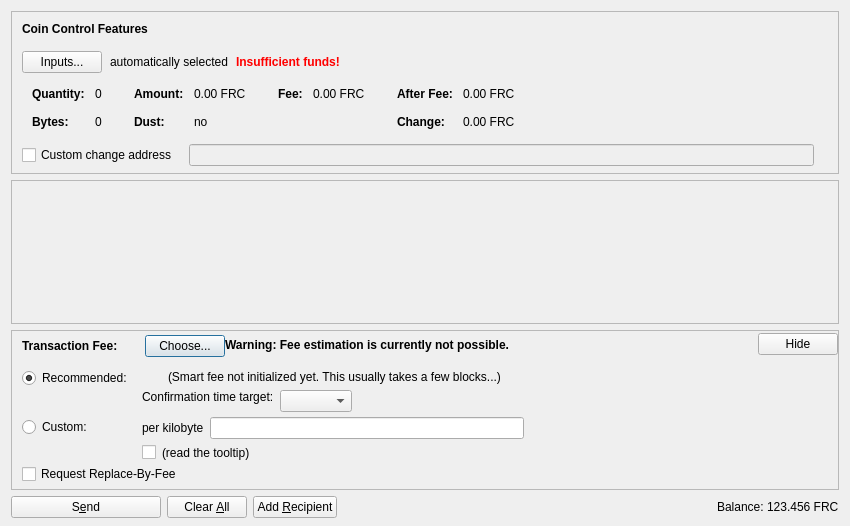
Old version of the form src/qt/forms/sendcoinsdialog.ui in the repository tradecraftio/tradecraft.
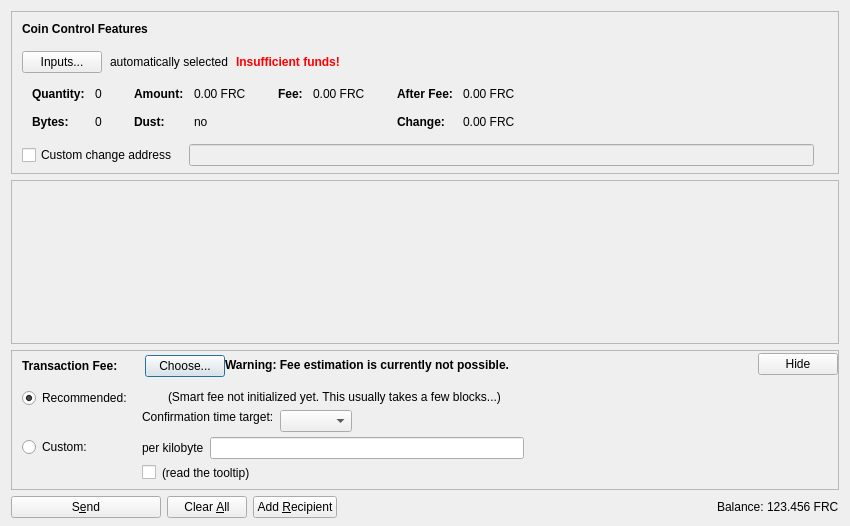
New version of the form. Icons and pictures are not drawn. Custom widgets are drawn as their Qt base class.

Commit message:
[Mempool] Remove ability to "opt-out" from replace-by-fee semantics.
It is not truly possible to opt-out from replace-by-fee so long as there is a single miner willing to accept the conflicting transaction.  We therefore drop support for the "opt-in" RBF semantics specified in BIP125, and instead consider ALL transactions as potentially subject to replacement.

Patch:
```diff
--- a/src/qt/forms/sendcoinsdialog.ui
+++ b/src/qt/forms/sendcoinsdialog.ui
@@ -1105,16 +1105,6 @@
              </item>
             </layout>
            </item>
-           <item>
-            <widget class="QCheckBox" name="optInRBF">
-             <property name="text">
-              <string>Request Replace-By-Fee</string>
-             </property>
-             <property name="toolTip">
-              <string>Indicates that the sender may wish to replace this transaction with a new one paying higher fees (prior to being confirmed).</string>
-             </property>
-            </widget>
-           </item>
           </layout>
          </widget>
         </item>
```
The commit also changes 29 other files.
